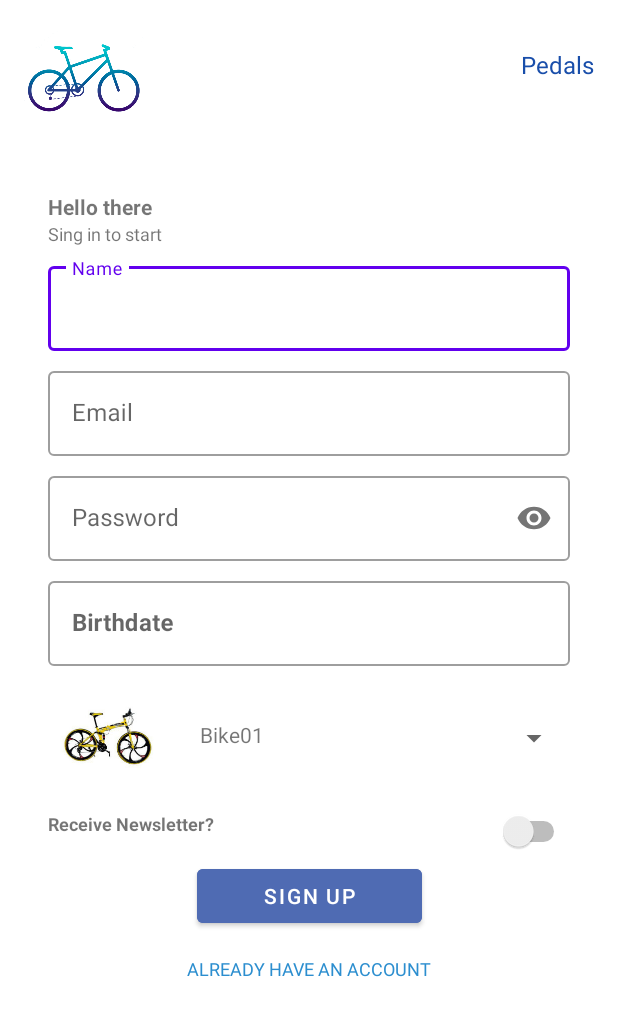
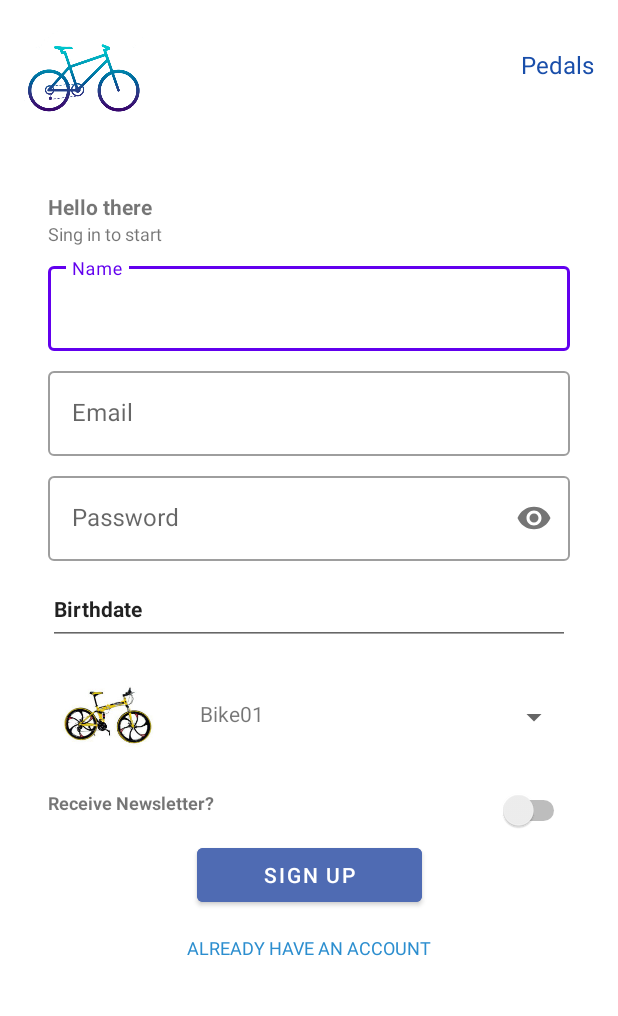
Before and after one commit to Arnauete02/splash_screen_arnau, an Android app: the screen it shows after launch (SignupActivity), after a tap on "NEW USER SING UP", on a phone screen of 412 x 824 dp. Shown: the top 1016 px of the screen. Run offline under Robolectric (Android 15) with nearby library versions, the phone set to English and light mode, and no system bars; Roboto replaces fonts that are not available here.

Commit message:
another commit

```diff
--- a/app/src/main/java/com/example/splash_screen_arnau/DashboardActivity.java
+++ b/app/src/main/java/com/example/splash_screen_arnau/DashboardActivity.java
@@ -1,7 +1,9 @@
 package com.example.splash_screen_arnau;
 
 import androidx.appcompat.app.AppCompatActivity;
+import androidx.constraintlayout.widget.ConstraintLayout;
 
+import android.animation.ObjectAnimator;
 import android.content.Intent;
 import android.os.Bundle;
 import android.view.View;
@@ -11,6 +13,9 @@ public class DashboardActivity extends AppCompatActivity {
 
     private TextView new_user;
     private TextView text_forgot;
+    private ConstraintLayout dash_layout;
+
+    private ObjectAnimator objectAnimator1;
 
     @Override
     protected void onCreate(Bundle savedInstanceState) {
@@ -19,10 +24,13 @@ public class DashboardActivity extends AppCompatActivity {
 
         new_user = findViewById(R.id.new_user);
         text_forgot = findViewById(R.id.text_forgot);
+        dash_layout = findViewById(R.id.dash_layout);
 
         new_user.setOnClickListener(new View.OnClickListener() {
             @Override
             public void onClick(View v) {
+                /*objectAnimator1 = ObjectAnimator.ofFloat(new_user, "pivotY", 0f, 1f);
+                objectAnimator1.start();*/
                 Intent intent = new Intent(DashboardActivity.this, SignupActivity.class);
                 startActivity(intent);
             }
--- a/app/src/main/java/com/example/splash_screen_arnau/SignupActivity.java
+++ b/app/src/main/java/com/example/splash_screen_arnau/SignupActivity.java
@@ -8,9 +8,11 @@ import android.os.Bundle;
 import android.view.View;
 import android.widget.AdapterView;
 import android.widget.DatePicker;
+import android.widget.EditText;
 import android.widget.Spinner;
 import android.widget.TextView;
 import android.widget.Toast;
+import java.util.Calendar;
 
 import com.google.android.material.textfield.TextInputEditText;
 
@@ -20,7 +22,7 @@ import java.util.Calendar;
 public class SignupActivity extends AppCompatActivity {
 
     private DatePickerDialog pickerDialog;
-    private TextInputEditText text_birthdate;
+    private EditText birthdate;
 
     private Spinner bikeSpinnerClass;
     private ArrayList<BikeSpinner> mBikeSpinner;
@@ -33,7 +35,7 @@ public class SignupActivity extends AppCompatActivity {
         super.onCreate(savedInstanceState);
         setContentView(R.layout.activity_signup);
 
-        text_birthdate = findViewById(R.id.text_birthdate);
+        birthdate = findViewById(R.id.birthdate);
         bikeSpinnerClass = findViewById(R.id.spinner);
         already = findViewById(R.id.already);
 
@@ -45,7 +47,7 @@ public class SignupActivity extends AppCompatActivity {
             }
         });
 
-        text_birthdate.setOnClickListener(new View.OnClickListener() {
+        birthdate.setOnClickListener(new View.OnClickListener() {
             @Override
             public void onClick(View v) {
                 final Calendar cldr = Calendar.getInstance();
@@ -56,7 +58,7 @@ public class SignupActivity extends AppCompatActivity {
                         new DatePickerDialog.OnDateSetListener() {
                             @Override
                             public void onDateSet(DatePicker view, int year, int monthOfYear, int dayOfMonth) {
-                                text_birthdate.setText(dayOfMonth + "/" + (monthOfYear + 1) + "/" + year);
+                                birthdate.setText(dayOfMonth + "/" + (monthOfYear + 1) + "/" + year);
                             }
                         }, year, month, day);
                 pickerDialog.show();
--- a/app/src/main/res/layout/activity_dashboard.xml
+++ b/app/src/main/res/layout/activity_dashboard.xml
@@ -2,6 +2,7 @@
 <androidx.constraintlayout.widget.ConstraintLayout xmlns:android="http://schemas.android.com/apk/res/android"
     xmlns:app="http://schemas.android.com/apk/res-auto"
     xmlns:tools="http://schemas.android.com/tools"
+    android:id="@+id/dash_layout"
     android:layout_width="match_parent"
     android:layout_height="match_parent"
     tools:context=".DashboardActivity">
@@ -12,10 +13,10 @@
         android:layout_height="80dp"
         android:layout_marginStart="16dp"
         android:layout_marginTop="16dp"
+        android:transitionName="image_origin"
         app:layout_constraintStart_toStartOf="parent"
         app:layout_constraintTop_toTopOf="parent"
-        app:srcCompat="@drawable/bicipngcolor"
-        android:transitionName="image_origin"/>
+        app:srcCompat="@drawable/bicipngcolor" />
 
     <TextView
         android:id="@+id/text_title"
@@ -27,9 +28,9 @@
         android:text="@string/text_title"
         android:textColor="#194EAA"
         android:textSize="16sp"
+        android:transitionName="text_origin"
         app:layout_constraintEnd_toEndOf="parent"
-        app:layout_constraintTop_toTopOf="parent"
-        android:transitionName="text_origin"/>
+        app:layout_constraintTop_toTopOf="parent" />
 
     <TextView
         android:id="@+id/dash_title"
--- a/app/src/main/res/layout/activity_signup.xml
+++ b/app/src/main/res/layout/activity_signup.xml
@@ -114,8 +114,7 @@
     </com.google.android.material.textfield.TextInputLayout>
 
 
-
-    <com.google.android.material.textfield.TextInputLayout
+    <EditText
         android:id="@+id/birthdate"
         style="@style/Widget.MaterialComponents.TextInputLayout.OutlinedBox"
         android:layout_width="match_parent"
@@ -123,18 +122,17 @@
         android:layout_marginStart="32dp"
         android:layout_marginTop="8dp"
         android:layout_marginEnd="32dp"
+        android:minHeight="48dp"
+        android:text="@string/hint_4"
+        android:textStyle="bold"
         app:boxBackgroundColor="#00FFFFFF"
         app:layout_constraintEnd_toEndOf="parent"
         app:layout_constraintStart_toStartOf="parent"
-        app:layout_constraintTop_toBottomOf="@+id/password">
-
-        <com.google.android.material.textfield.TextInputEditText
-            android:id="@+id/text_birthdate"
-            android:layout_width="match_parent"
-            android:layout_height="wrap_content"
-            android:hint="@string/hint_4"
-            android:textStyle="bold" />
-    </com.google.android.material.textfield.TextInputLayout>
+        app:layout_constraintTop_toBottomOf="@+id/password"
+        android:focusable="false"
+        android:clickable="true"
+        android:inputType="date"
+        android:ems="10"/>
 
     <Spinner
         android:id="@+id/spinner"
```
